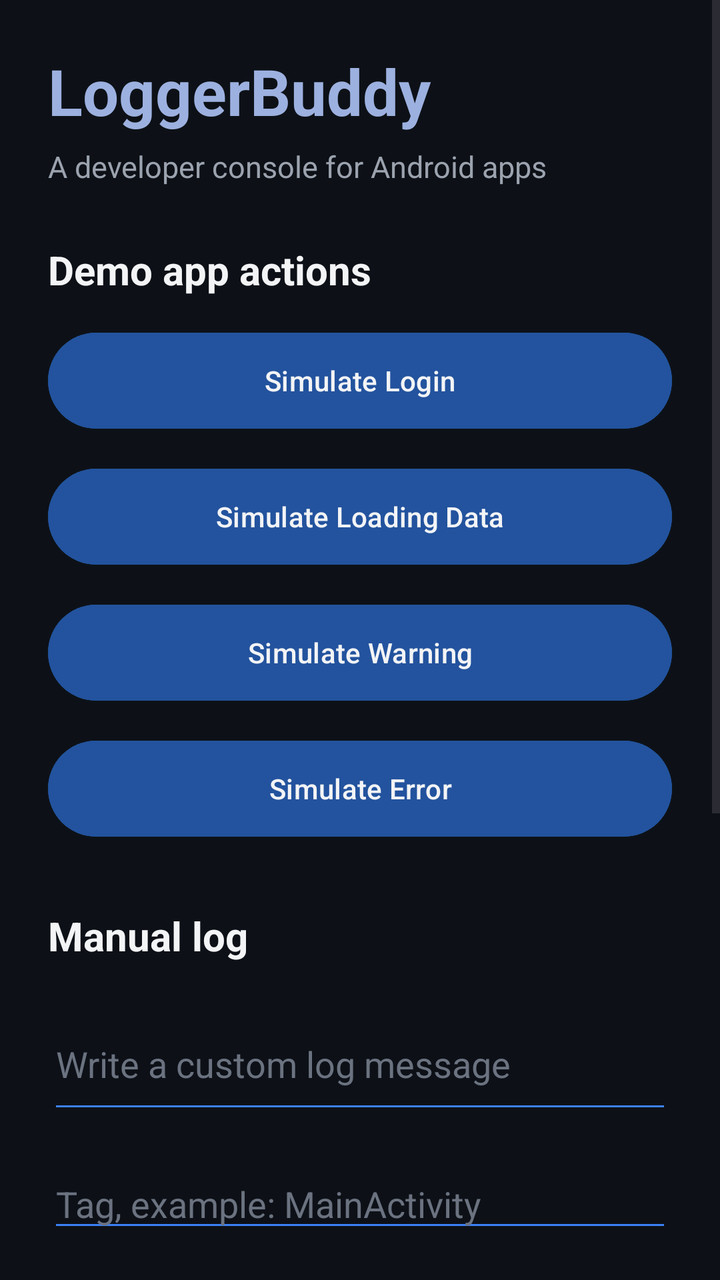
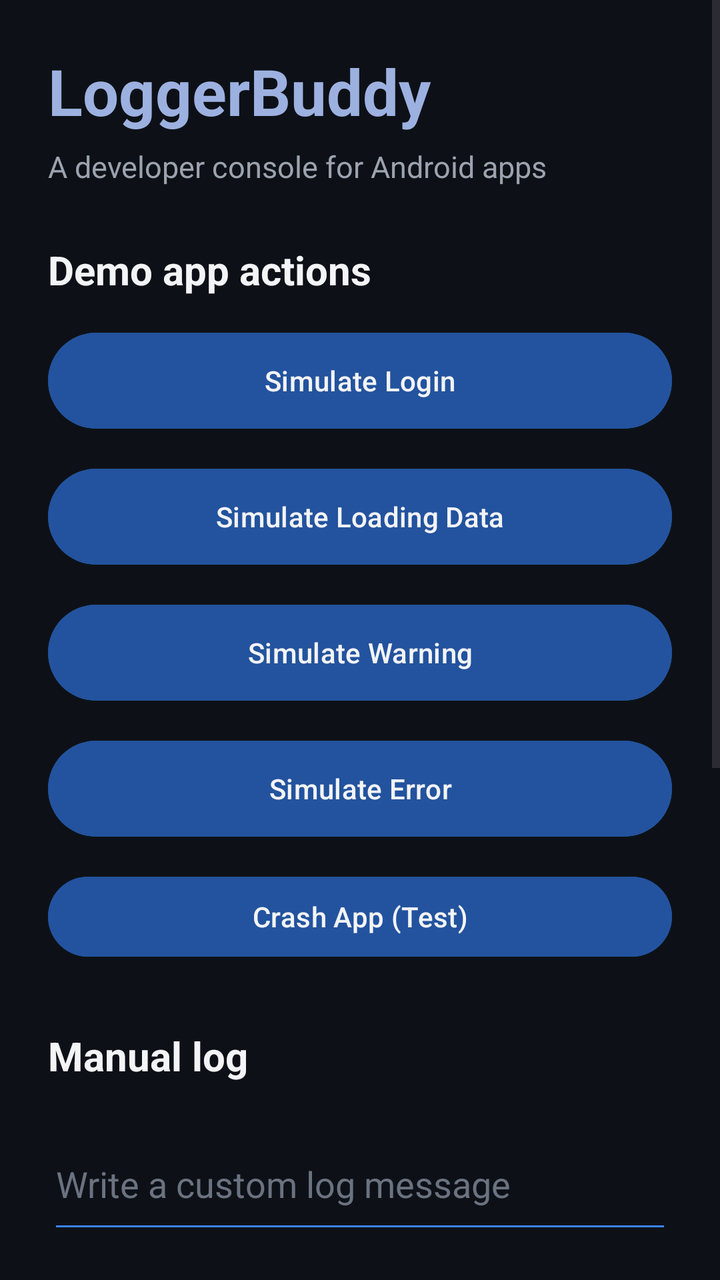

Screens rendered from an Android XML layout before and after an edit, with the pre-edit source and the edit as a unified diff.
<!-- AndroidManifest.xml: application theme Theme.LoggerBuddyDemo -->
<!-- res/layout/activity_main.xml -->
<?xml version="1.0" encoding="utf-8"?>
<ScrollView xmlns:android="http://schemas.android.com/apk/res/android"
    android:layout_width="match_parent"
    android:layout_height="match_parent"
    android:background="@color/demo_background_dark">

    <LinearLayout
        android:layout_width="match_parent"
        android:layout_height="wrap_content"
        android:orientation="vertical"
        android:padding="24dp">

        <TextView
            android:layout_width="match_parent"
            android:layout_height="wrap_content"
            android:text="LoggerBuddy"
            android:textColor="@color/demo_title_blue"
            android:textSize="32sp"
            android:textStyle="bold" />

        <TextView
            android:layout_width="match_parent"
            android:layout_height="wrap_content"
            android:layout_marginTop="6dp"
            android:text="A developer console for Android apps"
            android:textColor="@color/demo_text_secondary"
            android:textSize="15sp" />

        <TextView
            android:layout_width="match_parent"
            android:layout_height="wrap_content"
            android:layout_marginTop="28dp"
            android:text="Demo app actions"
            android:textColor="@color/demo_text_primary"
            android:textSize="20sp"
            android:textStyle="bold" />

        <Button
            android:id="@+id/loginButton"
            android:layout_width="match_parent"
            android:layout_height="56dp"
            android:layout_marginTop="14dp"
            android:backgroundTint="@color/demo_button_blue"
            android:text="Simulate Login"
            android:textColor="@color/demo_text_primary" />

        <Button
            android:id="@+id/loadDataButton"
            android:layout_width="match_parent"
            android:layout_height="56dp"
            android:layout_marginTop="12dp"
            android:backgroundTint="@color/demo_button_blue"
            android:text="Simulate Loading Data"
            android:textColor="@color/demo_text_primary" />

        <Button
            android:id="@+id/warningButton"
            android:layout_width="match_parent"
            android:layout_height="56dp"
            android:layout_marginTop="12dp"
            android:backgroundTint="@color/demo_button_blue"
            android:text="Simulate Warning"
            android:textColor="@color/demo_text_primary" />

        <Button
            android:id="@+id/errorButton"
            android:layout_width="match_parent"
            android:layout_height="56dp"
            android:layout_marginTop="12dp"
            android:backgroundTint="@color/demo_button_blue"
            android:text="Simulate Error"
            android:textColor="@color/demo_text_primary" />

        <TextView
            android:layout_width="match_parent"
            android:layout_height="wrap_content"
            android:layout_marginTop="32dp"
            android:text="Manual log"
            android:textColor="@color/demo_text_primary"
            android:textSize="20sp"
            android:textStyle="bold" />

        <EditText
            android:id="@+id/messageEditText"
            android:layout_width="match_parent"
            android:layout_height="wrap_content"
            android:layout_marginTop="18dp"
            android:backgroundTint="@color/demo_input_blue"
            android:hint="Write a custom log message"
            android:minLines="2"
            android:singleLine="false"
            android:textColor="@color/demo_text_primary"
            android:textColorHint="@color/demo_text_hint" />

        <EditText
            android:id="@+id/tagEditText"
            android:layout_width="match_parent"
            android:layout_height="wrap_content"
            android:layout_marginTop="18dp"
            android:backgroundTint="@color/demo_input_blue"
            android:hint="Tag, example: MainActivity"
            android:singleLine="true"
            android:textColor="@color/demo_text_primary"
            android:textColorHint="@color/demo_text_hint" />

        <RadioGroup
            android:id="@+id/levelRadioGroup"
            android:layout_width="match_parent"
            android:layout_height="wrap_content"
            android:layout_marginTop="22dp"
            android:orientation="vertical">

            <RadioButton
                android:id="@+id/infoRadioButton"
                android:layout_width="wrap_content"
                android:layout_height="wrap_content"
                android:checked="true"
                android:text="INFO"
                android:textColor="@color/demo_log_info" />

            <RadioButton
                android:id="@+id/warningRadioButton"
                android:layout_width="wrap_content"
                android:layout_height="wrap_content"
                android:text="WARNING"
                android:textColor="@color/demo_log_warning" />

            <RadioButton
                android:id="@+id/errorRadioButton"
                android:layout_width="wrap_content"
                android:layout_height="wrap_content"
                android:text="ERROR"
                android:textColor="@color/demo_log_error" />

            <RadioButton
                android:id="@+id/debugRadioButton"
                android:layout_width="wrap_content"
                android:layout_height="wrap_content"
                android:text="DEBUG"
                android:textColor="@color/demo_log_debug" />
        </RadioGroup>

        <Button
            android:id="@+id/addLogButton"
            android:layout_width="match_parent"
            android:layout_height="56dp"
            android:layout_marginTop="24dp"
            android:backgroundTint="@color/demo_button_blue"
            android:text="Add Log"
            android:textColor="@color/demo_text_on_button" />

        <Button
            android:id="@+id/openConsoleButton"
            android:layout_width="match_parent"
            android:layout_height="56dp"
            android:layout_marginTop="12dp"
            android:backgroundTint="@color/demo_button_blue"
            android:text="Open LoggerBuddy Console"
            android:textColor="@color/demo_text_on_button" />

    </LinearLayout>
</ScrollView>
<!-- resources referenced by this layout -->
<resources>
  <color name="demo_background_dark">#0D1117</color>
  <color name="demo_button_blue">#23539E</color>
  <color name="demo_input_blue">#3B82F6</color>
  <color name="demo_log_debug">#3B82F6</color>
  <color name="demo_log_error">#EF4444</color>
  <color name="demo_log_info">#22C55E</color>
  <color name="demo_log_warning">#F59E0B</color>
  <color name="demo_text_hint">#6B7280</color>
  <color name="demo_text_on_button">#FFFFFF</color>
  <color name="demo_text_primary">#F3F4F6</color>
  <color name="demo_text_secondary">#9CA3AF</color>
  <color name="demo_title_blue">#9DB1E0</color>
  <style name="Theme.LoggerBuddyDemo" parent="Base.Theme.LoggerBuddyDemo" />
  <style name="Base.Theme.LoggerBuddyDemo" parent="Theme.Material3.DayNight.NoActionBar">
          
          
      </style>
</resources>

<!-- the commit's change to res/layout/activity_main.xml (unified diff, before → after) -->
@@ -70,6 +70,15 @@
             android:backgroundTint="@color/demo_button_blue"
             android:text="Simulate Error"
             android:textColor="@color/demo_text_primary" />
+
+        <Button
+            android:id="@+id/crashButton"
+            android:layout_width="match_parent"
+            android:layout_height="wrap_content"
+            android:layout_marginTop="12dp"
+            android:backgroundTint="@color/demo_button_blue"
+            android:textColor="@color/demo_text_primary"
+            android:text="Crash App (Test)" />
 
         <TextView
             android:layout_width="match_parent"
